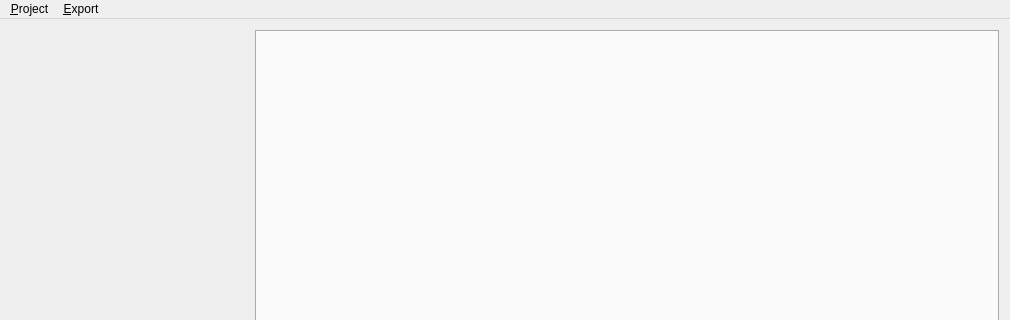
Qt form src/mainwindow.ui (tibob/yasw) before a commit; both pictures show x 0 to 1010 and y 0 to 320 of the 1010 by 582 pixel window.
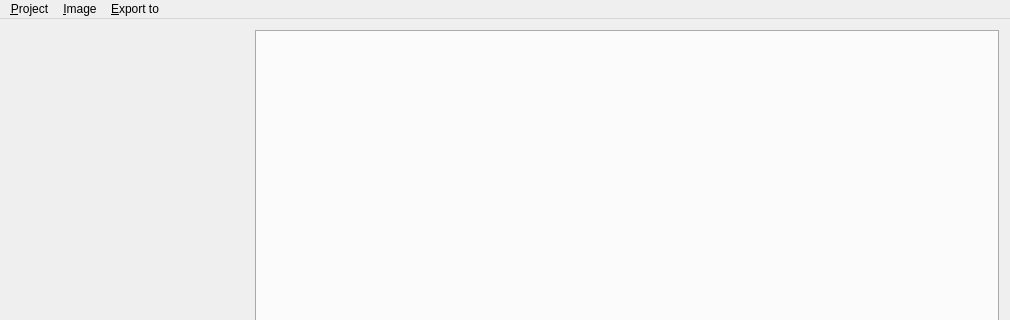
The same form after that commit. Custom widgets are drawn as their Qt base class.

Commit message: - menu for adding/removing images  - key "delete" deletes an image

Patch:
```diff
--- a/src/mainwindow.ui
+++ b/src/mainwindow.ui
@@ -81,7 +81,7 @@
      <x>0</x>
      <y>0</y>
      <width>1010</width>
-     <height>23</height>
+     <height>24</height>
     </rect>
    </property>
    <widget class="QMenu" name="menu_File">
@@ -97,12 +97,21 @@
    </widget>
    <widget class="QMenu" name="menu_Export">
     <property name="title">
-     <string>&amp;Export</string>
+     <string>&amp;Export to</string>
     </property>
     <addaction name="actionTo_Jpeg"/>
     <addaction name="actionTo_PDF"/>
    </widget>
+   <widget class="QMenu" name="menu_Image">
+    <property name="title">
+     <string>&amp;Image</string>
+    </property>
+    <addaction name="actionAdd_Left"/>
+    <addaction name="actionAdd_Right"/>
+    <addaction name="actionRemove_selected"/>
+   </widget>
    <addaction name="menu_File"/>
+   <addaction name="menu_Image"/>
    <addaction name="menu_Export"/>
   </widget>
   <widget class="QStatusBar" name="statusBar"/>
```
Left out of the diff: 75 changed lines with no effect on the pictures. The commit also changes 4 other files.
